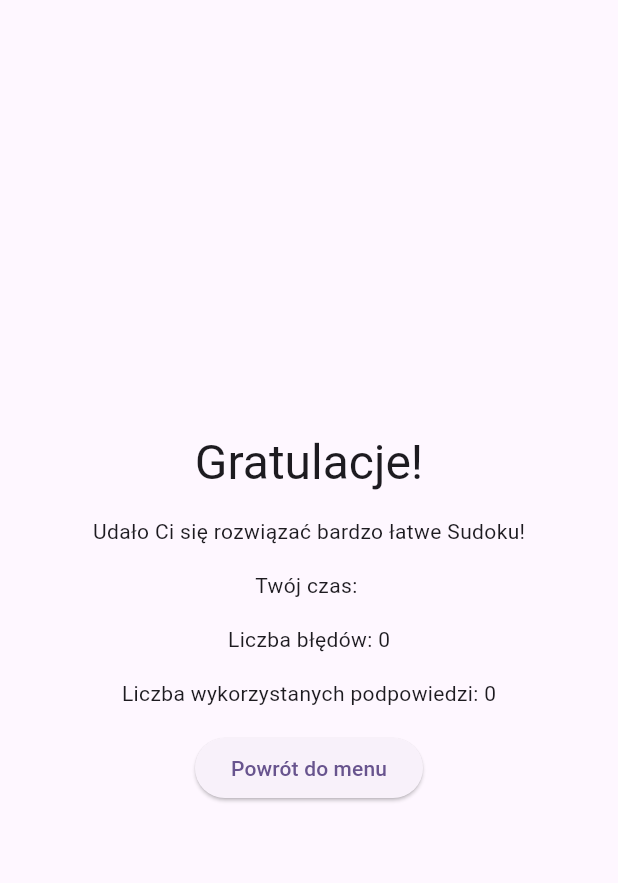
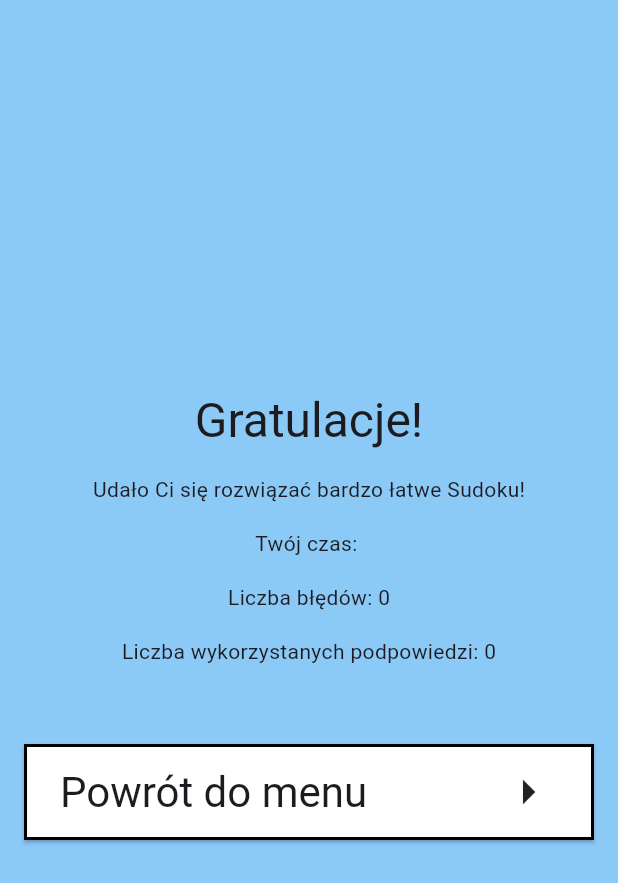
Before and after one commit to BartTed1/Sudoku-Flutter, a Flutter app: the AfterSolveSummary screen opened directly with empty values, on a phone screen of 412 x 824 dp. Shown: the top 883 px of the screen. Run offline on Flutter 3.47's test engine with Material 3 defaults, Android fonts, the phone set to English and light mode, and no system bars; our stand-ins replace dynamic_color, fluttertoast, shared_preferences; accounts and stored records are empty.

Commit message:
New after solve layout and saving statistics to memory

```diff
--- /dev/null
+++ b/lib/classes/CircleClipper.dart
@@ -0,0 +1,21 @@
+import 'dart:math';
+import 'package:flutter/material.dart';
+
+class CircleClipper extends CustomClipper<Rect> {
+  final double radius;
+
+  CircleClipper(this.radius);
+
+  @override
+  Rect getClip(Size size) {
+    return Rect.fromCircle(
+      center: Offset(size.width / 2, size.height / 2),
+      radius: radius * sqrt(size.width * size.width + size.height * size.height) / 2,
+    );
+  }
+
+  @override
+  bool shouldReclip(CircleClipper oldClipper) {
+    return radius != oldClipper.radius;
+  }
+}
--- a/lib/main.dart
+++ b/lib/main.dart
@@ -121,6 +121,7 @@ class _MyHomePageState extends State<MyHomePage> {
                       isUnsolvedGame ?
                           Text("Lub wznów grę:", style: Theme.of(context).textTheme.titleLarge)
                           : const SizedBox(),
+                      const SizedBox(height: 16),
                       isUnsolvedGame
                           ? GameLevelSelectorCard(
                               title: "Wznów grę",
--- a/lib/views/AfterSolveSummary.dart
+++ b/lib/views/AfterSolveSummary.dart
@@ -1,6 +1,7 @@
 import 'package:flutter/material.dart';
 import 'package:sudoku/enums/sudoku_difficulty.dart';
 import 'package:sudoku/main.dart';
+import 'package:sudoku/components/GameLevelSelectorCard.dart';
 
 class AfterSolveSummary extends StatelessWidget {
   final SudokuDifficulty difficulty;
@@ -14,7 +15,10 @@ class AfterSolveSummary extends StatelessWidget {
   @override
   Widget build(BuildContext context) {
     return Scaffold(
-      body: Center(
+      backgroundColor: Color.fromRGBO(139, 201, 246, 1.0),
+      body: Padding(
+        padding: const EdgeInsets.all(12),
+        child: Center(
           child: Column(
             mainAxisAlignment: MainAxisAlignment.center,
             children: [
@@ -27,15 +31,12 @@ class AfterSolveSummary extends StatelessWidget {
               Text("Liczba błędów: $mistakes", style: Theme.of(context).textTheme.bodyMedium),
               const SizedBox(height: 16),
               Text("Liczba wykorzystanych podpowiedzi: $hints", style: Theme.of(context).textTheme.bodyMedium),
-            const SizedBox(height: 16),
-            ElevatedButton(
-              onPressed: () => Navigator.of(context).pushAndRemoveUntil(MaterialPageRoute(builder: (context) => MyHomePage(title: "Sudoku")), (route) => false),
-              child: Text("Powrót do menu"),
-            )
+              const SizedBox(height: 48),
+              GameLevelSelectorCard(title: "Powrót do menu", color: Colors.white, callback: () => Navigator.of(context).pushReplacement(MaterialPageRoute(builder: (context) => const MyApp()))),
             ],
           ),
         ),
+      )
     );
   }
-
 }
```
Also changed, not shown: lib/views/GameBoardView.dart (+67 -1 lines). Lines whose indentation alone changed are shown as unchanged.
